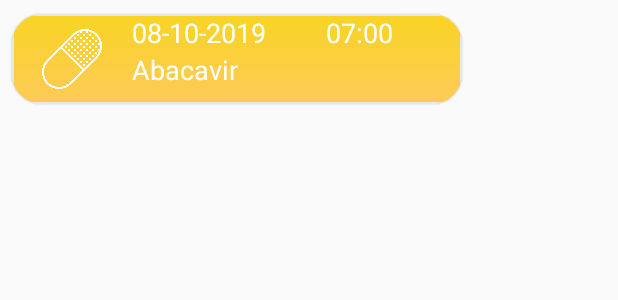
After one commit to nululalbab/CareBuddies, an Android app: the layout item_schedule_list.xml on its own in the app's theme, with its tools: preview values and no code run, on a phone screen of 412 x 824 dp. The commit adds this screen. Shown: the top 300 px of the screen. Run offline under Robolectric (Android 15) with nearby library versions, the phone set to English and light mode, and no system bars.

Commit message:
tambah recycleview schedule

```diff
--- a/app/src/main/java/com/ulul/carebuddies/ui/fragment/Schedule.java
+++ b/app/src/main/java/com/ulul/carebuddies/ui/fragment/Schedule.java
@@ -79,5 +79,7 @@ public class Schedule extends Fragment {
         });
 
 
+
+
     }
 }
--- /dev/null
+++ b/app/src/main/res/layout/item_schedule_list.xml
@@ -0,0 +1,72 @@
+<?xml version="1.0" encoding="utf-8"?>
+
+<android.support.v7.widget.CardView xmlns:android="http://schemas.android.com/apk/res/android"
+    xmlns:card_view="http://schemas.android.com/apk/res-auto"
+    android:layout_width="wrap_content"
+    android:layout_height="wrap_content"
+        card_view:cardElevation="1dp"
+    card_view:cardCornerRadius="20dp"
+    card_view:cardUseCompatPadding="true"
+    android:layout_centerInParent="true"
+    >
+
+    <android.support.constraint.ConstraintLayout
+        android:id="@+id/card2"
+        android:layout_below="@id/tv_today_title"
+        android:orientation="horizontal"
+        android:background="@drawable/bg_pill"
+        android:layout_width="300dp"
+
+        android:layout_height="match_parent">
+
+        <ImageView
+            android:layout_width="40dp"
+            android:layout_height="60dp"
+            android:src="@drawable/pill"
+            android:layout_marginLeft="20dp"
+            android:id="@+id/img_pill"
+            card_view:layout_constraintLeft_toLeftOf="@id/card2"
+            card_view:layout_constraintBaseline_toBaselineOf="@id/card2"/>
+
+        <android.support.constraint.ConstraintLayout
+            android:layout_width="wrap_content"
+            android:layout_height="wrap_content"
+            android:layout_marginLeft="20dp"
+            android:orientation="vertical"
+            card_view:layout_constraintBaseline_toBaselineOf="@id/img_pill"
+            card_view:layout_constraintLeft_toRightOf="@id/img_pill">
+
+            <TextView
+                android:id="@+id/txt_jadwal"
+                android:layout_width="wrap_content"
+                android:layout_height="wrap_content"
+                android:text="08-10-2019"
+                android:textColor="#fff"
+                android:textSize="18dp"
+                card_view:layout_constraintTop_toTopOf="parent"/>
+
+            <TextView
+                android:id="@+id/txt_jam"
+                android:layout_width="wrap_content"
+                android:layout_height="wrap_content"
+                android:text="07:00"
+                android:textColor="#fff"
+                android:textSize="18dp"
+                android:layout_marginLeft="40dp"
+                card_view:layout_constraintLeft_toRightOf="@id/txt_jadwal"
+                card_view:layout_constraintBaseline_toBaselineOf="@id/txt_jadwal"/>
+
+            <TextView
+                android:id="@+id/txt_obat"
+                android:layout_width="wrap_content"
+                android:layout_height="wrap_content"
+                android:text="Abacavir"
+                android:textColor="#fff"
+                android:textSize="18dp"
+                card_view:layout_constraintTop_toBottomOf="@id/txt_jam"
+                card_view:layout_constraintLeft_toLeftOf="@id/txt_jadwal"
+                />
+        </android.support.constraint.ConstraintLayout>
+    </android.support.constraint.ConstraintLayout>
+
+</android.support.v7.widget.CardView>
```
Also changed, not shown: app/src/main/java/com/ulul/carebuddies/adapter/ScheduleAdapter.java (added, +55 -0 lines), app/src/main/res/layout/fragment_schedule.xml (+20 -48 lines).
